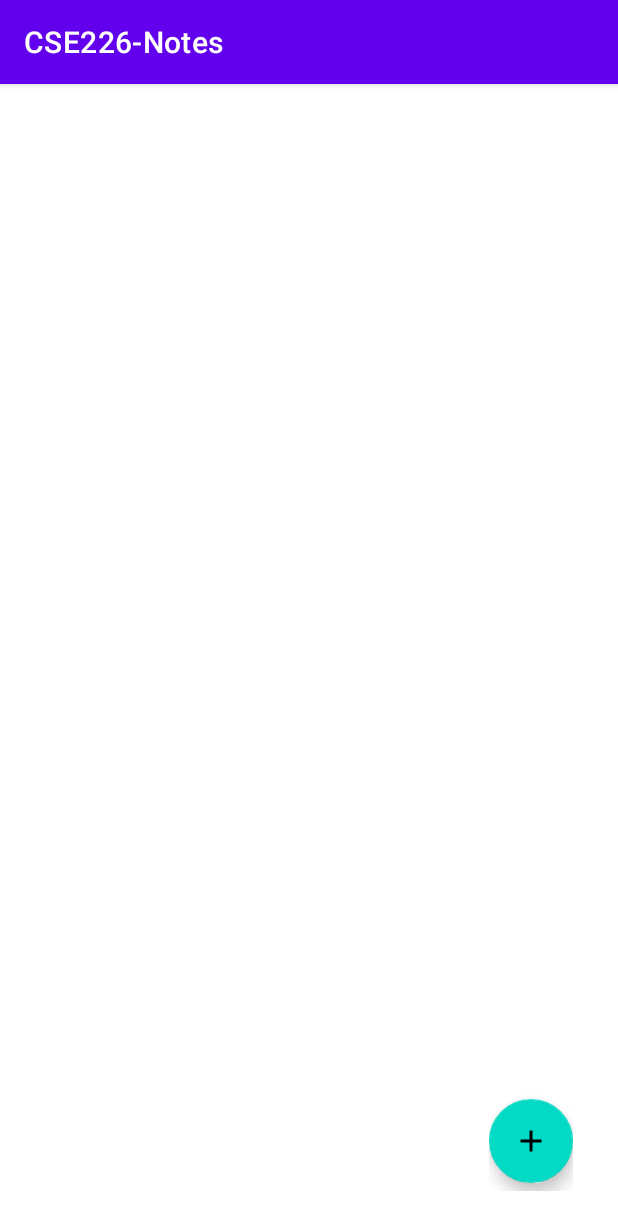
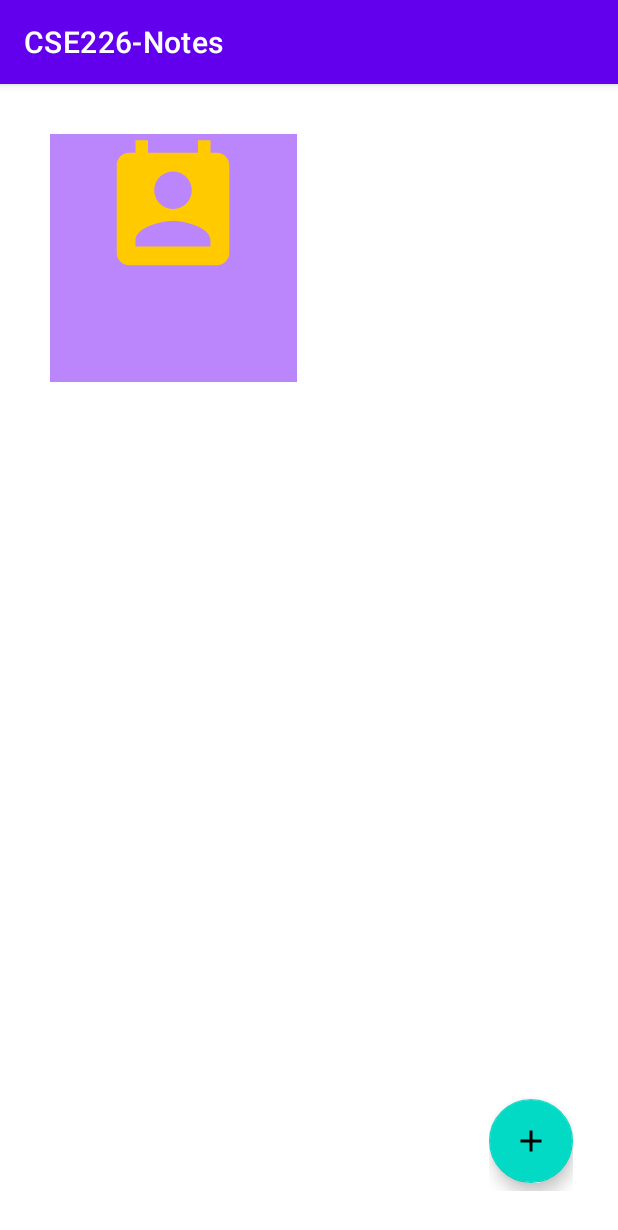
Before and after one commit to saksham0302/AndroidAppDevelopment226, an Android app: the screen it shows after launch (CardViewExample), after a tap on "SAVE", on a phone screen of 412 x 824 dp. Shown: the top 1230 px of the screen. Run offline under Robolectric (Android 15) with nearby library versions, the light colour scheme and no system bars; 1 other tap on this screen came first.

Commit message:
Card View, Recycler View amd Grid View practice

```diff
--- /dev/null
+++ b/app/src/main/java/com/example/cse226_notes/unit_3/CardRecyclerViewAdapter.kt
@@ -0,0 +1,48 @@
+package com.example.cse226_notes.unit_3
+
+import android.content.Context
+import android.view.LayoutInflater
+import android.view.View
+import android.view.ViewGroup
+import android.widget.ImageView
+import android.widget.TextView
+import androidx.recyclerview.widget.RecyclerView
+import com.example.cse226_notes.R
+
+class CardRecyclerViewAdapter(
+    var c: Context,
+    private var list: ArrayList<CardRecyclerViewDataModel>
+) :
+    RecyclerView.Adapter<CardRecyclerViewAdapter.MyHolderDemo>() {
+
+    class MyHolderDemo(itemView: View) : RecyclerView.ViewHolder(itemView) {
+
+        var image: ImageView = itemView.findViewById(R.id.personImg)
+        var name: TextView = itemView.findViewById(R.id.personName)
+        var contact: TextView = itemView.findViewById(R.id.personMobile)
+    }
+
+    override fun onCreateViewHolder(
+        parent: ViewGroup,
+        viewType: Int
+    ): MyHolderDemo {
+
+        val inflater = LayoutInflater.from(c)
+            .inflate(R.layout.custom_card_recycler_view, parent, false)
+
+        return MyHolderDemo(inflater)
+    }
+
+    override fun onBindViewHolder(holder: MyHolderDemo, position: Int) {
+
+        val data = list[position]
+        holder.image.setImageResource(data.image)
+        holder.name.text = data.name
+        holder.contact.text = data.contact
+    }
+
+    override fun getItemCount(): Int {
+
+        return list.size
+    }
+}
--- /dev/null
+++ b/app/src/main/java/com/example/cse226_notes/unit_3/CardRecyclerViewDataModel.kt
@@ -0,0 +1,6 @@
+package com.example.cse226_notes.unit_3
+
+import android.text.Editable
+
+class CardRecyclerViewDataModel(val name: Editable, val image: Int, val contact: Editable) {
+}
--- a/app/src/main/java/com/example/cse226_notes/unit_3/CardViewExample.kt
+++ b/app/src/main/java/com/example/cse226_notes/unit_3/CardViewExample.kt
@@ -4,7 +4,10 @@ import androidx.appcompat.app.AppCompatActivity
 import android.os.Bundle
 import android.view.View
 import android.widget.Button
+import android.widget.EditText
 import androidx.cardview.widget.CardView
+import androidx.recyclerview.widget.GridLayoutManager
+import androidx.recyclerview.widget.RecyclerView
 import com.example.cse226_notes.R
 import com.google.android.material.floatingactionbutton.FloatingActionButton
 
@@ -13,6 +16,11 @@ class CardViewExample : AppCompatActivity() {
     private lateinit var add: FloatingActionButton
     private lateinit var cardView: CardView
     private lateinit var saveBtn: Button
+    private var list = ArrayList<CardRecyclerViewDataModel>()
+    private lateinit var myAdap: CardRecyclerViewAdapter
+    private lateinit var gridView: RecyclerView
+    private lateinit var personName: EditText
+    private lateinit var personContact: EditText
 
     override fun onCreate(savedInstanceState: Bundle?) {
         super.onCreate(savedInstanceState)
@@ -22,16 +30,41 @@ class CardViewExample : AppCompatActivity() {
         cardView = findViewById(R.id.cardView)
         saveBtn = findViewById(R.id.saveButton)
 
+        personName = findViewById(R.id.personName)
+        personContact = findViewById(R.id.personContact)
+
+        gridView = findViewById(R.id.recyclerView)
+        gridView.setHasFixedSize(true)
+        list = ArrayList<CardRecyclerViewDataModel>()
+
         add.setOnClickListener {
 
             cardView.visibility = View.VISIBLE
             add.hide()
+            gridView.visibility = View.GONE
         }
 
         saveBtn.setOnClickListener {
 
+            val name = personName.text
+            val contact = personContact.text
+            list.add(
+                CardRecyclerViewDataModel(
+                    name,
+                    R.drawable.baseline_perm_contact_calendar_24,
+                    contact
+                )
+            )
+            val gridLayoutManager = GridLayoutManager(this, 2)
+            gridLayoutManager.orientation = RecyclerView.VERTICAL
+            gridView.layoutManager = gridLayoutManager
+            myAdap = CardRecyclerViewAdapter(this, list)
+            gridView.adapter = myAdap
             cardView.visibility = View.GONE
             add.show()
+            gridView.visibility = View.VISIBLE
+            personName.text.clear()
+            personContact.text.clear()
         }
     }
 }
--- a/app/src/main/res/layout/activity_card_view_example.xml
+++ b/app/src/main/res/layout/activity_card_view_example.xml
@@ -5,26 +5,6 @@
     android:layout_width="match_parent"
     android:layout_height="match_parent"
     tools:context=".unit_3.CardViewExample">
-
-    <RelativeLayout
-        android:layout_width="wrap_content"
-        android:layout_height="wrap_content"
-        android:layout_margin="20dp"
-        android:orientation="vertical"
-        android:padding="10dp"
-        app:layout_constraintBottom_toBottomOf="parent"
-        app:layout_constraintEnd_toEndOf="parent"
-        tools:ignore="UselessParent">
-
-        <com.google.android.material.floatingactionbutton.FloatingActionButton
-            android:id="@+id/floatActionButton"
-            android:layout_width="wrap_content"
-            android:layout_height="wrap_content"
-            android:layout_marginVertical="5dp"
-            android:src="@drawable/baseline_add_24"
-            android:contentDescription="ADD" />
-
-    </RelativeLayout>
 
     <androidx.cardview.widget.CardView
         android:id="@+id/cardView"
@@ -65,6 +45,7 @@
                 android:layout_marginBottom="5dp" />
 
             <EditText
+                android:id="@+id/personName"
                 android:layout_width="match_parent"
                 android:layout_height="wrap_content"
                 android:textSize="25sp"
@@ -85,6 +66,7 @@
                 android:layout_marginBottom="5dp" />
 
             <EditText
+                android:id="@+id/personContact"
                 android:layout_width="match_parent"
                 android:layout_height="wrap_content"
                 android:background="@null"
@@ -106,4 +88,31 @@
 
     </androidx.cardview.widget.CardView>
 
+    <androidx.recyclerview.widget.RecyclerView
+        android:id="@+id/recyclerView"
+        android:layout_width="match_parent"
+        android:layout_height="match_parent"
+        android:layout_margin="25dp"
+        android:visibility="gone" />
+
+    <RelativeLayout
+        android:layout_width="wrap_content"
+        android:layout_height="wrap_content"
+        android:layout_margin="20dp"
+        android:orientation="vertical"
+        android:padding="10dp"
+        app:layout_constraintBottom_toBottomOf="parent"
+        app:layout_constraintEnd_toEndOf="parent"
+        tools:ignore="UselessParent">
+
+        <com.google.android.material.floatingactionbutton.FloatingActionButton
+            android:id="@+id/floatActionButton"
+            android:layout_width="wrap_content"
+            android:layout_height="wrap_content"
+            android:layout_marginVertical="5dp"
+            android:src="@drawable/baseline_add_24"
+            android:contentDescription="ADD" />
+
+    </RelativeLayout>
+
 </androidx.constraintlayout.widget.ConstraintLayout>
--- /dev/null
+++ b/app/src/main/res/layout/custom_card_recycler_view.xml
@@ -0,0 +1,35 @@
+<?xml version="1.0" encoding="utf-8"?>
+<LinearLayout xmlns:android="http://schemas.android.com/apk/res/android"
+    android:layout_weight="1"
+    android:layout_width="match_parent"
+    android:layout_height="wrap_content"
+    android:orientation="vertical"
+    android:gravity="center"
+    android:layout_margin="8dp"
+    android:background="@color/purple_200">
+
+    <ImageView
+        android:id="@+id/personImg"
+        android:layout_width="100dp"
+        android:layout_height="100dp"
+        android:src="@drawable/baseline_perm_contact_calendar_24" />
+
+    <TextView
+        android:id="@+id/personName"
+        android:layout_width="wrap_content"
+        android:layout_height="wrap_content"
+        android:text="Person Name"
+        android:textSize="20sp"
+        android:textColor="@color/black"
+        android:layout_marginHorizontal="5dp" />
+
+    <TextView
+        android:id="@+id/personMobile"
+        android:layout_width="wrap_content"
+        android:layout_height="wrap_content"
+        android:text="0000000000"
+        android:textSize="20sp"
+        android:textColor="@color/black"
+        android:layout_margin="5dp" />
+
+</LinearLayout>
```
